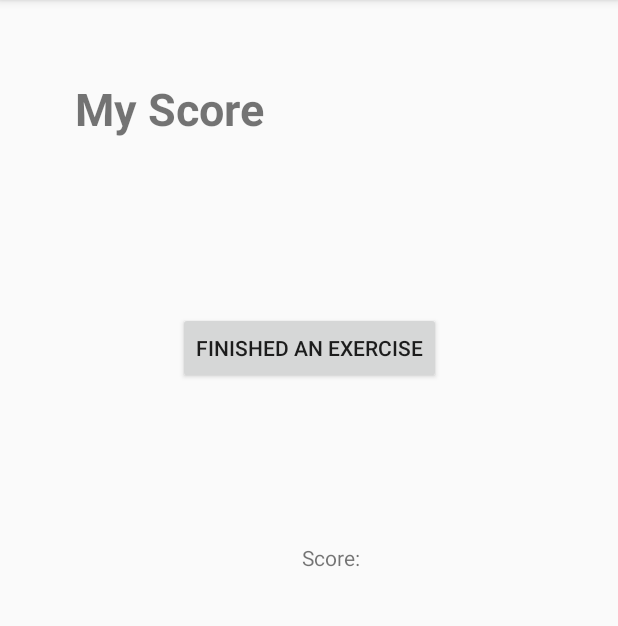
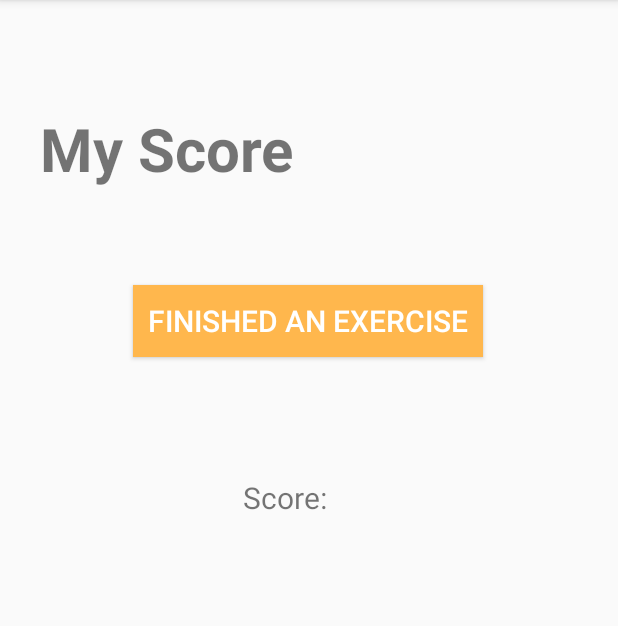
Before and after one commit to AppsForGoodExercise/ExerTime, an Android app: the Score screen opened directly, with no data from a screen before it, on a phone screen of 412 x 824 dp, the part 84-710 px from its top. Run offline under Robolectric (Android 15) with nearby library versions, the phone set to English and light mode, and no system bars.

Commit message:
updated notification

```diff
--- a/app/src/main/AndroidManifest.xml
+++ b/app/src/main/AndroidManifest.xml
@@ -26,6 +26,7 @@
         <activity android:name=".Profile" />
         <activity android:name=".Score" />
         <activity android:name=".notificationActivity"></activity>
+        <receiver android:name=".AlarmReceiver" />
     </application>
 
 </manifest>
--- a/app/src/main/res/layout/activity_score.xml
+++ b/app/src/main/res/layout/activity_score.xml
@@ -9,24 +9,29 @@
     <TextView
         android:id="@+id/scoreTitle"
         android:layout_width="wrap_content"
-        android:layout_height="wrap_content"
-        android:layout_marginEnd="236dp"
-        android:layout_marginTop="52dp"
+        android:layout_height="58dp"
+        android:layout_marginEnd="216dp"
+        android:layout_marginRight="216dp"
+        android:layout_marginTop="72dp"
         android:text="@string/scoretext"
-        android:textSize="30sp"
+        android:textSize="40sp"
         android:textStyle="bold"
         app:layout_constraintEnd_toEndOf="parent"
-        app:layout_constraintTop_toTopOf="parent"
-        android:layout_marginRight="236dp" />
+        app:layout_constraintTop_toTopOf="parent" />
 
     <Button
         android:id="@+id/addScoreButton"
         android:layout_width="wrap_content"
         android:layout_height="wrap_content"
-        android:layout_marginTop="115dp"
+        android:layout_marginTop="60dp"
+        android:background="#FFB74D"
         android:onClick="addScore"
         android:text="@string/FinishedAnExercise"
+        android:textColor="#FFFFFF"
+        android:textSize="20sp"
+        android:padding="10dp"
         app:layout_constraintEnd_toEndOf="parent"
+        app:layout_constraintHorizontal_bias="0.497"
         app:layout_constraintStart_toStartOf="parent"
         app:layout_constraintTop_toBottomOf="@+id/scoreTitle" />
 
@@ -34,12 +39,13 @@
         android:id="@+id/returnScore"
         android:layout_width="wrap_content"
         android:layout_height="wrap_content"
-        android:layout_marginEnd="54dp"
-        android:layout_marginTop="106dp"
+        android:layout_marginEnd="104dp"
+        android:layout_marginRight="104dp"
+        android:layout_marginTop="80dp"
         android:text="@string/scoreValue"
+        android:textSize="20sp"
         app:layout_constraintEnd_toEndOf="@+id/addScoreButton"
-        app:layout_constraintTop_toBottomOf="@+id/addScoreButton"
-        android:layout_marginRight="54dp" />
+        app:layout_constraintTop_toBottomOf="@+id/addScoreButton" />
 
 
 </android.support.constraint.ConstraintLayout>
```
Also changed, not shown: app/src/main/java/com/example/exertime/Home.java (+2 -6 lines).
